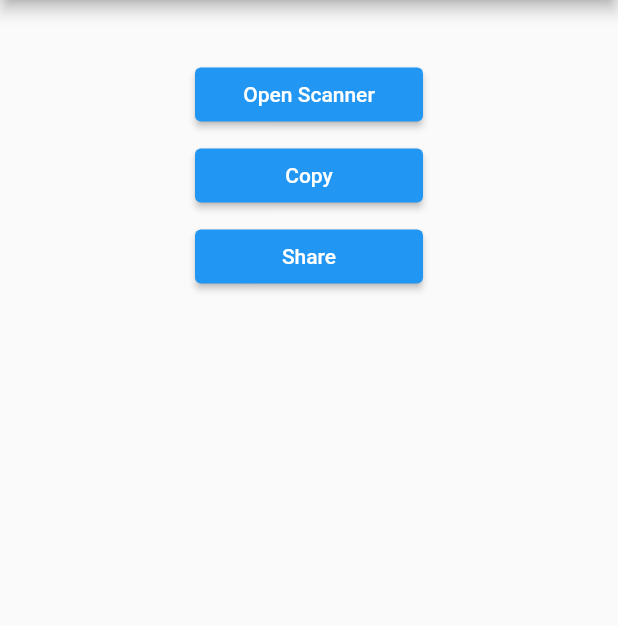
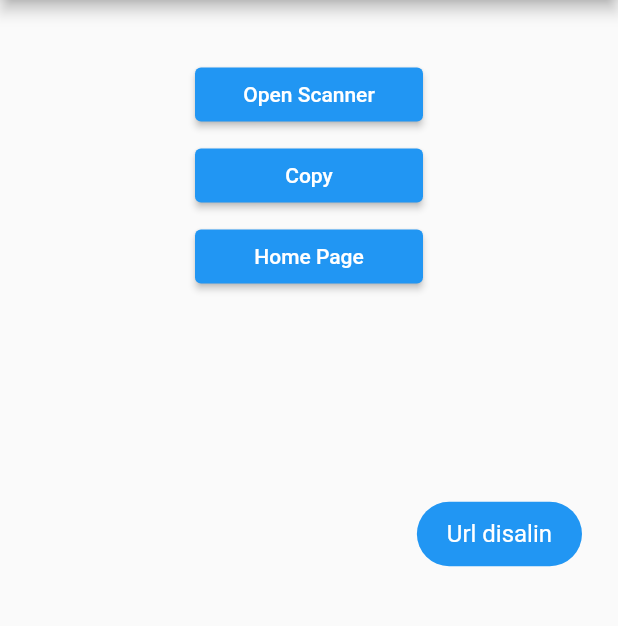
Before and after one commit to nyimenks/scanqr, a Flutter app: the screen it shows after launch, after a tap on "Copy", on a phone screen of 412 x 824 dp, the part 84-710 px from its top. Run offline on Flutter 3.47's test engine with Material 2 defaults, Android fonts, the phone set to English and light mode, and no system bars; our stand-ins replace fluttertoast; missing offline and left inert: clipboard, simple_barcode_scanner.

Commit message:
This project

```diff
--- a/lib/page/scan_qr.dart
+++ b/lib/page/scan_qr.dart
@@ -1,6 +1,8 @@
 import 'package:clipboard/clipboard.dart';
 import 'package:flutter/material.dart';
-import 'package:share_plus/share_plus.dart';
+import 'package:fluttertoast/fluttertoast.dart';
+import 'package:scan_qr/page/home_page.dart';
+// import 'package:share_plus/share_plus.dart';
 import 'package:simple_barcode_scanner/simple_barcode_scanner.dart';
 
 class QRPage extends StatefulWidget {
@@ -24,7 +26,8 @@ class _QRPageState extends State<QRPage> {
         children: [
           Padding(
             padding: const EdgeInsets.symmetric(horizontal: 16, vertical: 10),
-            child: Text(qrResult ?? ""),
+            child: Center(
+                child: Text(qrResult ?? "", style: TextStyle(backgroundColor: Colors.blueAccent, fontStyle: FontStyle.italic))),
           ),
           Padding(
             padding: const EdgeInsets.fromLTRB(130.0, 3.0, 130.0, 3.0),
@@ -47,15 +50,40 @@ class _QRPageState extends State<QRPage> {
           Padding(
             padding: const EdgeInsets.fromLTRB(130.0, 3.0, 130.0, 3.0),
             child: ElevatedButton(onPressed: (){
-              FlutterClipboard.copy('hello flutter friends').then(( value ) => print('copied'));
+              FlutterClipboard.copy(qrResult ?? "").then(( value ) => print('copied'));
+              Fluttertoast.showToast(
+                  msg: "Url disalin",
+                  toastLength: Toast.LENGTH_SHORT,
+                  gravity: ToastGravity.CENTER_RIGHT,
+                  timeInSecForIosWeb: 1,
+                  backgroundColor: Colors.blue,
+                  textColor: Colors.white,
+                  fontSize: 16.0
+              );
             }, child: Text("Copy")),
+
           ),
+          // Padding(
+          //   padding: const EdgeInsets.fromLTRB(130.0, 3.0, 130.0, 3.0),
+          //   child: ElevatedButton(onPressed: (){
+              // Share.share('check out my website https://example.com');
+            // }, child: Text("Share")),
+          // )
           Padding(
             padding: const EdgeInsets.fromLTRB(130.0, 3.0, 130.0, 3.0),
-            child: ElevatedButton(onPressed: (){
-              Share.share('check out my website https://example.com');
-            }, child: Text("Share")),
-          )
+            child: ElevatedButton(
+              onPressed: () {
+                Navigator.push(
+                    context,
+                    MaterialPageRoute(
+                        builder: (BuildContext ctx) => HomePage()));
+              },
+              child: Text("Home Page"),
+              style: ElevatedButton.styleFrom(
+                backgroundColor: Colors.blue,
+              ),
+            ),
+          ),
         ],
       ),
     );
--- a/pubspec.yaml
+++ b/pubspec.yaml
@@ -39,7 +39,7 @@ dependencies:
   fluttertoast: ^8.2.2
   simple_barcode_scanner: ^0.0.8
   clipboard: ^0.1.3
-  share_plus: ^7.2.1
+#  share_plus: ^7.2.1
 
 dev_dependencies:
   flutter_test:
```
Also changed, not shown: lib/page/home_page.dart (+14 -1 lines), pubspec.lock, 5 other files.
